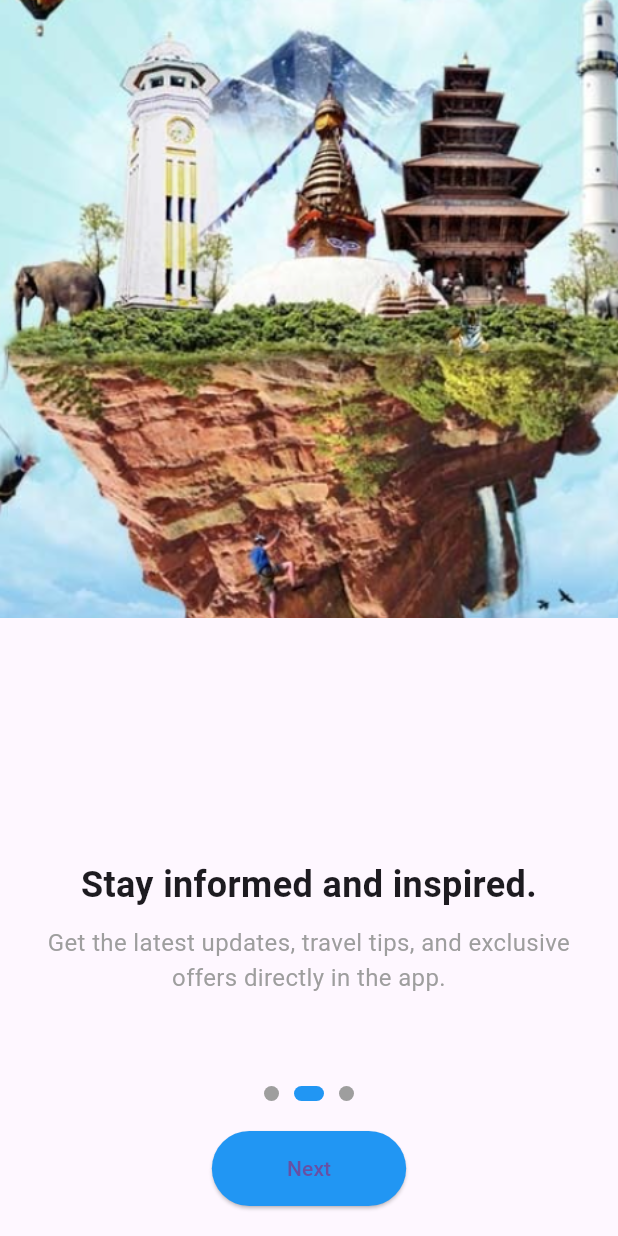
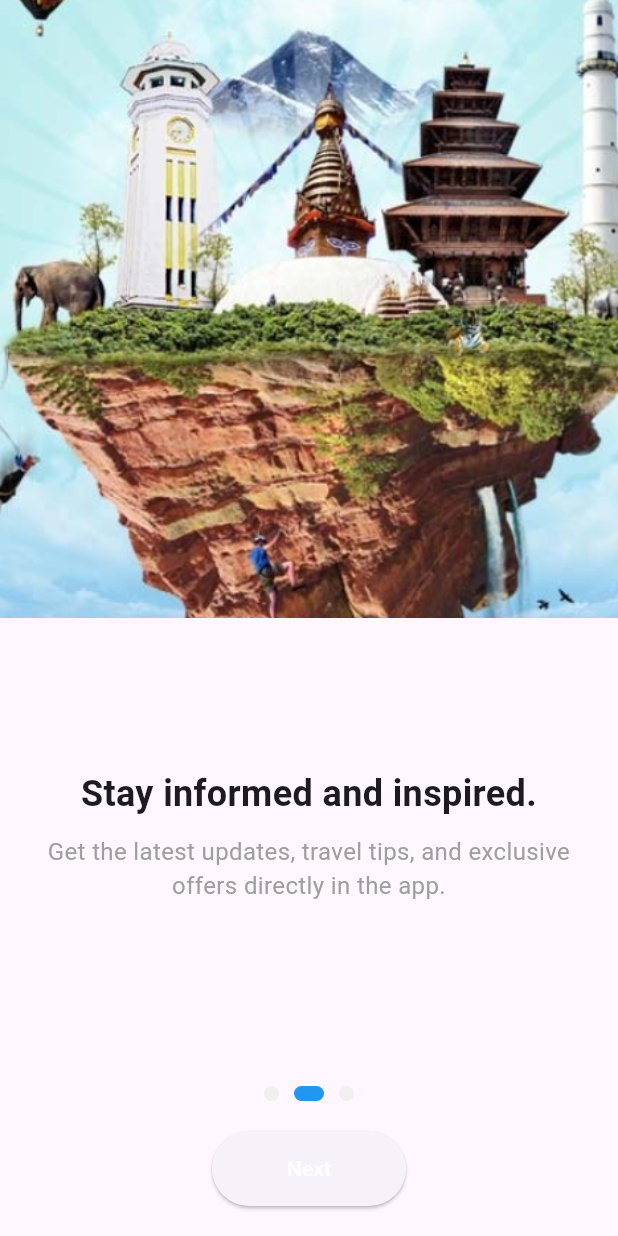
Before and after one commit to Binumaka/VoyageVue, a Flutter app: the screen it shows after launch, swiped to page 2, on a phone screen of 412 x 824 dp. Run offline on Flutter 3.47's test engine with Material 3 defaults, Android fonts, the phone set to English and light mode, and no system bars.

Commit message:
design changing

```diff
--- a/lib/view/onboardview.dart
+++ b/lib/view/onboardview.dart
@@ -14,7 +14,7 @@ class _OnboardviewState extends State<Onboardview> {
 
   final List<Map<String, String>> _onboardingData = [
     {
-      "image": "assets/images/image1.png",
+      "image": "assets/images/onboarding3.png",
       "title": "Visit your Dream Destination",
       "description": "Lets view the world together with more joy."
     },
@@ -46,6 +46,14 @@ class _OnboardviewState extends State<Onboardview> {
     }
   }
 
+  void _goToPage(int index) {
+    _pageController.animateToPage(
+      index,
+      duration: const Duration(milliseconds: 300),
+      curve: Curves.easeInOut,
+    );
+  }
+
   @override
   Widget build(BuildContext context) {
     return Scaffold(
@@ -63,7 +71,9 @@ class _OnboardviewState extends State<Onboardview> {
               return Column(
                 children: [
                   // Image container covering half the screen
-                  Container(
+                  Expanded(
+                    flex: 1,
+                    child: Container(
                       height: MediaQuery.of(context).size.height * 0.5,
                       decoration: BoxDecoration(
                         image: DecorationImage(
@@ -72,13 +82,15 @@ class _OnboardviewState extends State<Onboardview> {
                         ),
                       ),
                     ),
+                  ),
                   // Text content
                   Expanded(
+                    flex: 1,
                     child: Column(
-                      mainAxisAlignment: MainAxisAlignment.center,
+                      mainAxisAlignment: MainAxisAlignment.start,
                       children: [
                         Padding(
-                          padding: const EdgeInsets.symmetric(horizontal: 30),
+                          padding: const EdgeInsets.only(top: 100),
                           child: Text(
                             _onboardingData[index]["title"]!,
                             style: const TextStyle(
@@ -117,7 +129,9 @@ class _OnboardviewState extends State<Onboardview> {
                   mainAxisAlignment: MainAxisAlignment.center,
                   children: List.generate(
                     _onboardingData.length,
-                    (index) => AnimatedContainer(
+                    (index) => GestureDetector(
+                      onTap: () => _goToPage(index),
+                      child: AnimatedContainer(
                         duration: const Duration(milliseconds: 300),
                         margin: const EdgeInsets.symmetric(horizontal: 5),
                         height: 10,
@@ -125,8 +139,9 @@ class _OnboardviewState extends State<Onboardview> {
                         decoration: BoxDecoration(
                           color: _currentPage == index
                               ? Colors.blue
-                            : Colors.grey,
+                              : const Color.fromARGB(255, 241, 239, 239),
                           borderRadius: BorderRadius.circular(5),
+                        ),
                       ),
                     ),
                   ),
@@ -135,7 +150,6 @@ class _OnboardviewState extends State<Onboardview> {
                 ElevatedButton(
                   onPressed: _nextPage,
                   style: ElevatedButton.styleFrom(
-                    backgroundColor: Colors.blue,
                     padding: const EdgeInsets.symmetric(
                         horizontal: 50, vertical: 15),
                   ),
@@ -143,6 +157,7 @@ class _OnboardviewState extends State<Onboardview> {
                     _currentPage == _onboardingData.length - 1
                         ? "Get Started"
                         : "Next",
+                    style: const TextStyle(color: Colors.white),
                   ),
                 ),
               ],
```
Lines whose indentation alone changed are shown as unchanged.
